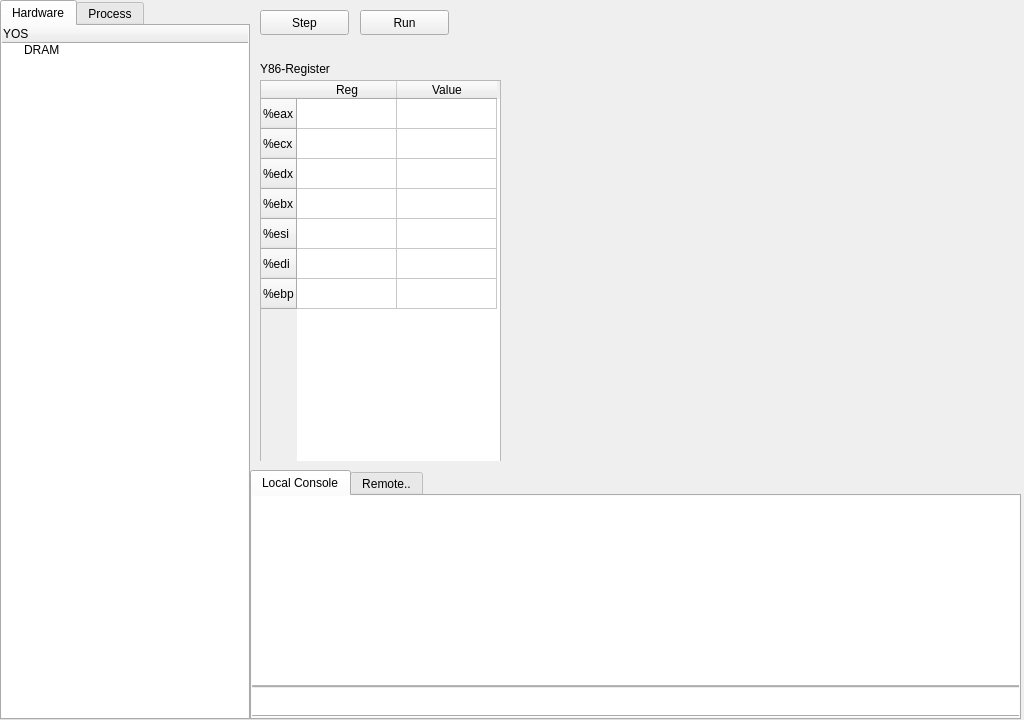
This is mainwindow.ui in AuCson/Y86-OS-Simulator as Qt 5 draws it before an edit. The edited form follows.
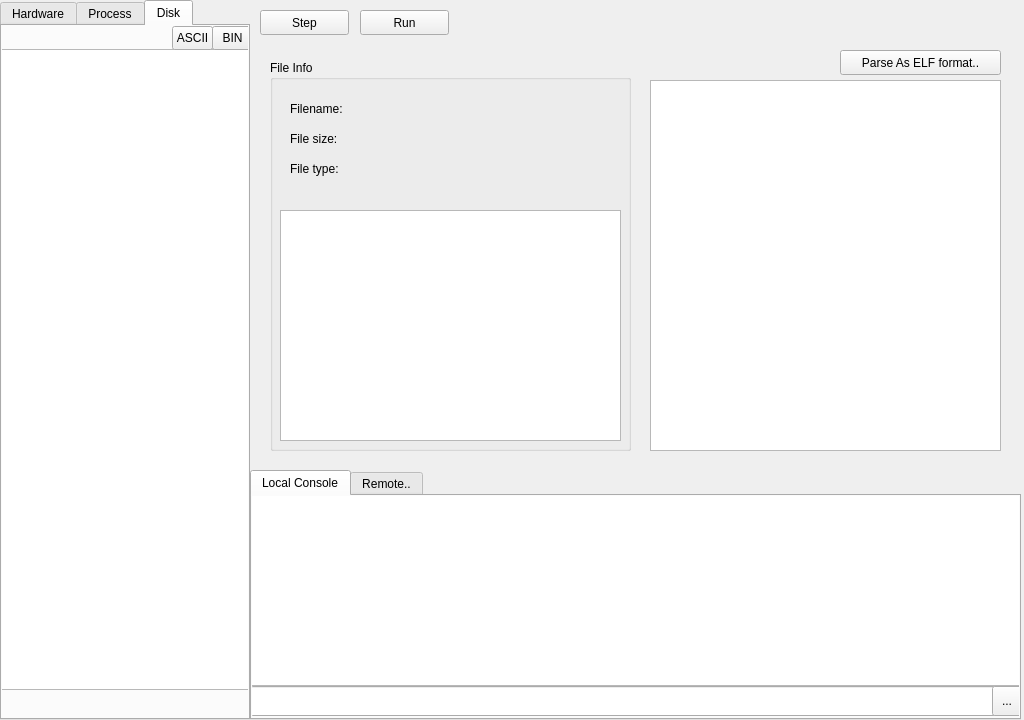
This is the edited form. The open tabs and pages were chosen to show the change.

```diff
--- a/mainwindow.ui
+++ b/mainwindow.ui
@@ -62,6 +62,19 @@
        </sizepolicy>
       </property>
      </widget>
+     <widget class="QToolButton" name="cmd_btn">
+      <property name="geometry">
+       <rect>
+        <x>740</x>
+        <y>190</y>
+        <width>30</width>
+        <height>30</height>
+       </rect>
+      </property>
+      <property name="text">
+       <string>...</string>
+      </property>
+     </widget>
     </widget>
     <widget class="QWidget" name="Remote">
      <attribute name="title">
@@ -79,7 +92,7 @@
      </rect>
     </property>
     <property name="currentIndex">
-     <number>0</number>
+     <number>2</number>
     </property>
     <widget class="QWidget" name="Hardware">
      <attribute name="title">
@@ -136,6 +149,47 @@
       </item>
      </widget>
     </widget>
+    <widget class="QWidget" name="tab">
+     <attribute name="title">
+      <string>Disk</string>
+     </attribute>
+     <widget class="QListWidget" name="list_file">
+      <property name="geometry">
+       <rect>
+        <x>-2</x>
+        <y>23</y>
+        <width>256</width>
+        <height>641</height>
+       </rect>
+      </property>
+     </widget>
+     <widget class="QToolButton" name="load_bin">
+      <property name="geometry">
+       <rect>
+        <x>210</x>
+        <y>0</y>
+        <width>41</width>
+        <height>24</height>
+       </rect>
+      </property>
+      <property name="text">
+       <string>BIN</string>
+      </property>
+     </widget>
+     <widget class="QToolButton" name="load_ascii">
+      <property name="geometry">
+       <rect>
+        <x>170</x>
+        <y>0</y>
+        <width>41</width>
+        <height>24</height>
+       </rect>
+      </property>
+      <property name="text">
+       <string>ASCII</string>
+      </property>
+     </widget>
+    </widget>
    </widget>
    <widget class="QStackedWidget" name="stacked">
     <property name="geometry">
@@ -502,73 +556,129 @@
      </widget>
     </widget>
     <widget class="QWidget" name="page">
-     <widget class="QLabel" name="label_8">
+     <widget class="QGroupBox" name="groupBox">
       <property name="geometry">
        <rect>
-        <x>0</x>
+        <x>10</x>
         <y>30</y>
-        <width>91</width>
-        <height>17</height>
+        <width>361</width>
+        <height>391</height>
        </rect>
       </property>
-      <property name="text">
-       <string>Y86-Register</string>
+      <property name="title">
+       <string>File Info</string>
       </property>
+      <widget class="QLabel" name="label_5">
+       <property name="geometry">
+        <rect>
+         <x>20</x>
+         <y>40</y>
+         <width>67</width>
+         <height>17</height>
+        </rect>
+       </property>
+       <property name="text">
+        <string>Filename:</string>
+       </property>
+      </widget>
+      <widget class="QLabel" name="l_filename">
+       <property name="geometry">
+        <rect>
+         <x>100</x>
+         <y>40</y>
+         <width>231</width>
+         <height>17</height>
+        </rect>
+       </property>
+       <property name="text">
+        <string/>
+       </property>
+      </widget>
+      <widget class="QLabel" name="label_12">
+       <property name="geometry">
+        <rect>
+         <x>20</x>
+         <y>70</y>
+         <width>67</width>
+         <height>17</height>
+        </rect>
+       </property>
+       <property name="text">
+        <string>File size:</string>
+       </property>
+      </widget>
+      <widget class="QLabel" name="l_file_size">
+       <property name="geometry">
+        <rect>
+         <x>100</x>
+         <y>70</y>
+         <width>241</width>
+         <height>17</height>
+        </rect>
+       </property>
+       <property name="text">
+        <string/>
+       </property>
+      </widget>
+      <widget class="QLabel" name="label_15">
+       <property name="geometry">
+        <rect>
+         <x>20</x>
+         <y>100</y>
+         <width>67</width>
+         <height>17</height>
+        </rect>
+       </property>
+       <property name="text">
+        <string>File type:</string>
+       </property>
+      </widget>
+      <widget class="QLabel" name="l_file_type">
+       <property name="geometry">
+        <rect>
+         <x>100</x>
+         <y>100</y>
+         <width>241</width>
+         <height>17</height>
+        </rect>
+       </property>
+       <property name="text">
+        <string/>
+       </property>
+      </widget>
+      <widget class="QTextEdit" name="file_content">
+       <property name="geometry">
+        <rect>
+         <x>10</x>
+         <y>150</y>
+         <width>341</width>
+         <height>231</height>
+        </rect>
+       </property>
+      </widget>
      </widget>
-     <widget class="QTableWidget" name="tableWidget_4">
+     <widget class="QTextEdit" name="elf_parsed">
       <property name="geometry">
        <rect>
-        <x>0</x>
+        <x>390</x>
         <y>50</y>
-        <width>241</width>
-        <height>411</height>
+        <width>351</width>
+        <height>371</height>
        </rect>
       </property>
-      <row>
-       <property name="text">
-        <string>%eax</string>
-       </property>
-      </row>
-      <row>
-       <property name="text">
-        <string>%ecx</string>
-       </property>
-      </row>
-      <row>
-       <property name="text">
-        <string>%edx</string>
-       </property>
-      </row>
-      <row>
-       <property name="text">
-        <string>%ebx</string>
-       </property>
-      </row>
-      <row>
-       <property name="text">
-        <string>%esi</string>
-       </property>
-      </row>
-      <row>
-       <property name="text">
-        <string>%edi</string>
-       </property>
-      </row>
-      <row>
-       <property name="text">
-        <string>%ebp</string>
-       </property>
-      </row>
-      <column>
-       <property name="text">
-        <string>Reg</string>
-       </property>
-      </column>
-      <column>
-       <property name="text">
-        <string>Value</string>
-       </property>
-      </column>
+     </widget>
+     <widget class="QPushButton" name="b_parse_elf">
+      <property name="geometry">
+       <rect>
+        <x>580</x>
+        <y>20</y>
+        <width>161</width>
+        <height>25</height>
+       </rect>
+      </property>
+      <property name="text">
+       <string>Parse As ELF format..</string>
+      </property>
      </widget>
     </widget>
    </widget>
```
Left out of the diff: 48 changed lines with no effect on the pictures.
